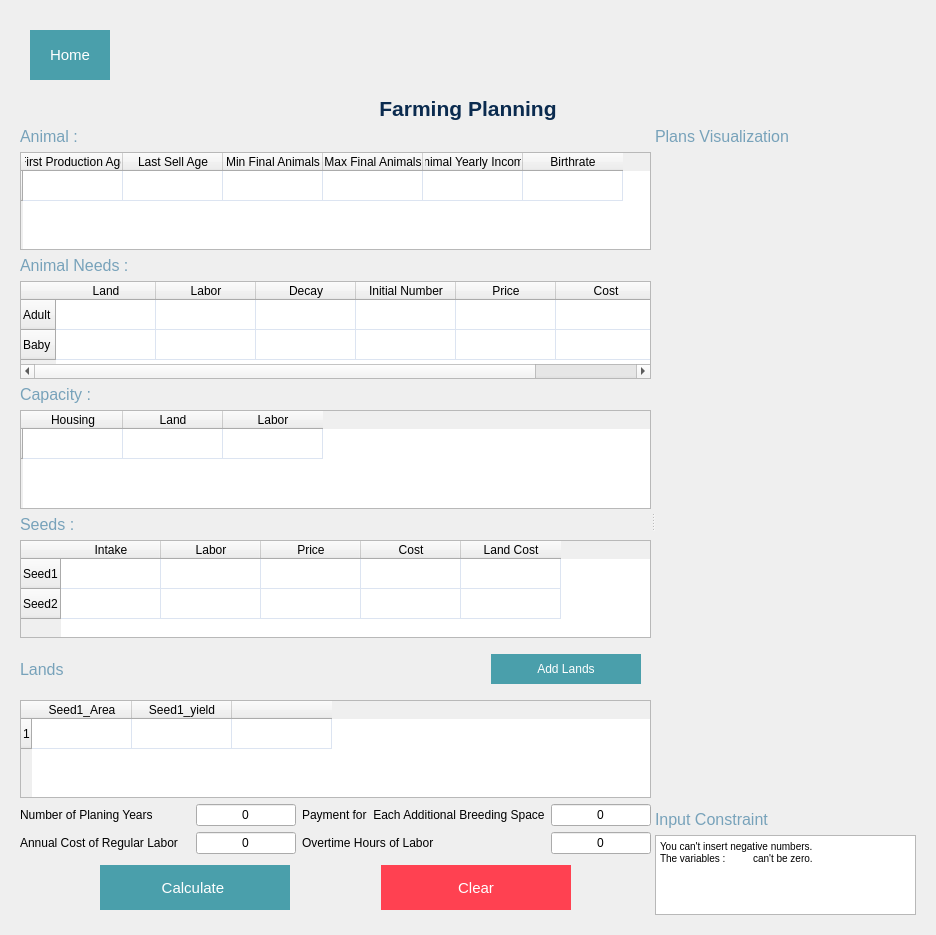
Old version of the form layout2.ui in the repository AziizBg/RO_Project.
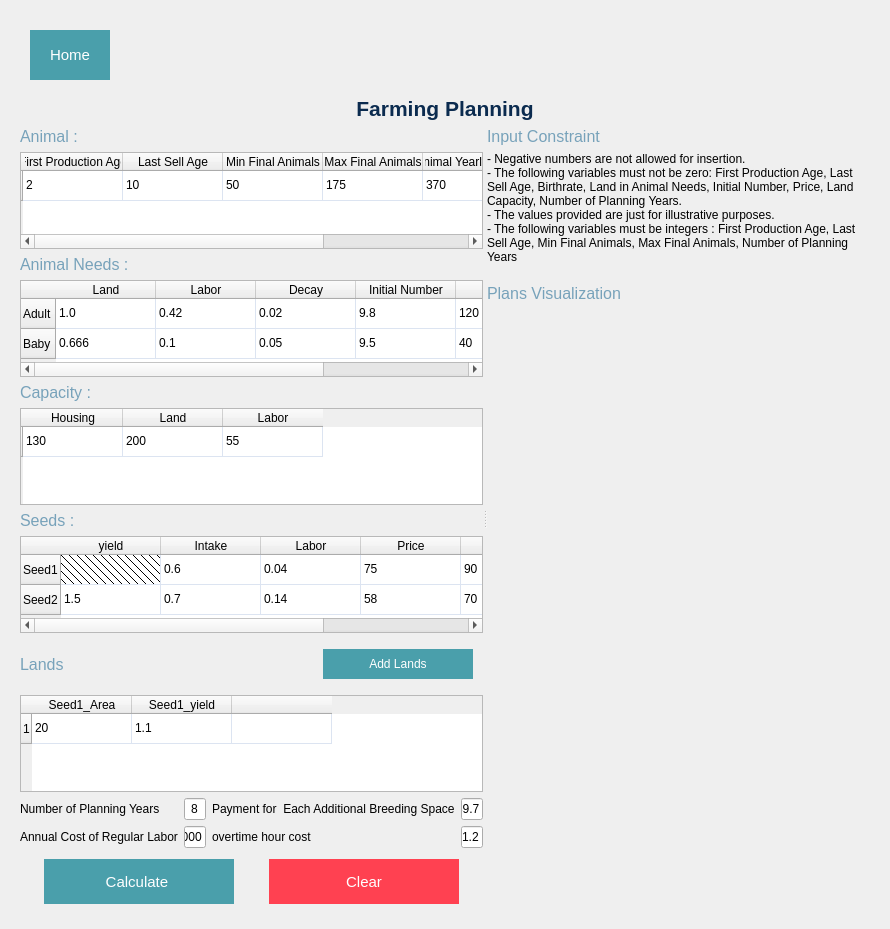
New version of the form.

The edit to the form file:
```diff
--- a/layout2.ui
+++ b/layout2.ui
@@ -6,8 +6,8 @@
    <rect>
     <x>0</x>
     <y>0</y>
-    <width>936</width>
-    <height>935</height>
+    <width>890</width>
+    <height>929</height>
    </rect>
   </property>
   <property name="windowTitle">
@@ -160,6 +160,36 @@
             <string>Birthrate</string>
            </property>
           </column>
+          <item row="0" column="0">
+           <property name="text">
+            <string>2</string>
+           </property>
+          </item>
+          <item row="0" column="1">
+           <property name="text">
+            <string>10</string>
+           </property>
+          </item>
+          <item row="0" column="2">
+           <property name="text">
+            <string>50</string>
+           </property>
+          </item>
+          <item row="0" column="3">
+           <property name="text">
+            <string>175</string>
+           </property>
+          </item>
+          <item row="0" column="4">
+           <property name="text">
+            <string>370</string>
+           </property>
+          </item>
+          <item row="0" column="5">
+           <property name="text">
+            <string>1.1</string>
+           </property>
+          </item>
          </widget>
         </item>
         <item>
@@ -227,6 +257,66 @@
             <string>Cost</string>
            </property>
           </column>
+          <item row="0" column="0">
+           <property name="text">
+            <string>1.0</string>
+           </property>
+          </item>
+          <item row="0" column="1">
+           <property name="text">
+            <string>0.42</string>
+           </property>
+          </item>
+          <item row="0" column="2">
+           <property name="text">
+            <string>0.02</string>
+           </property>
+          </item>
+          <item row="0" column="3">
+           <property name="text">
+            <string>9.8</string>
+           </property>
+          </item>
+          <item row="0" column="4">
+           <property name="text">
+            <string>120</string>
+           </property>
+          </item>
+          <item row="0" column="5">
+           <property name="text">
+            <string>100</string>
+           </property>
+          </item>
+          <item row="1" column="0">
+           <property name="text">
+            <string>0.666</string>
+           </property>
+          </item>
+          <item row="1" column="1">
+           <property name="text">
+            <string>0.1</string>
+           </property>
+          </item>
+          <item row="1" column="2">
+           <property name="text">
+            <string>0.05</string>
+           </property>
+          </item>
+          <item row="1" column="3">
+           <property name="text">
+            <string>9.5</string>
+           </property>
+          </item>
+          <item row="1" column="4">
+           <property name="text">
+            <string>40</string>
+           </property>
+          </item>
+          <item row="1" column="5">
+           <property name="text">
+            <string>50</string>
+           </property>
+          </item>
          </widget>
         </item>
         <item>
@@ -274,6 +364,21 @@
             <string>Labor</string>
            </property>
           </column>
+          <item row="0" column="0">
+           <property name="text">
+            <string>130</string>
+           </property>
+          </item>
+          <item row="0" column="1">
+           <property name="text">
+            <string>200</string>
+           </property>
+          </item>
+          <item row="0" column="2">
+           <property name="text">
+            <string>55</string>
+           </property>
+          </item>
          </widget>
         </item>
         <item>
@@ -311,6 +416,11 @@
             <string>Seed2</string>
            </property>
           </row>
+          <column>
+           <property name="text">
+            <string>yield</string>
+           </property>
+          </column>
           <column>
            <property name="text">
             <string>Intake</string>
@@ -336,6 +446,78 @@
             <string>Land Cost</string>
            </property>
           </column>
+          <item row="0" column="0">
+           <property name="text">
+            <string/>
+           </property>
+           <property name="background">
+            <brush brushstyle="FDiagPattern">
+             <color alpha="255">
+              <red>0</red>
+              <green>0</green>
+              <blue>0</blue>
+             </color>
+            </brush>
+           </property>
+           <property name="flags">
+            <set>ItemIsSelectable|ItemIsDragEnabled|ItemIsUserCheckable</set>
+           </property>
+          </item>
+          <item row="0" column="1">
+           <property name="text">
+            <string>0.6</string>
+           </property>
+          </item>
+          <item row="0" column="2">
+           <property name="text">
+            <string>0.04</string>
+           </property>
+          </item>
+          <item row="0" column="3">
+           <property name="text">
+            <string>75</string>
+           </property>
+          </item>
+          <item row="0" column="4">
+           <property name="text">
+            <string>90</string>
+           </property>
+          </item>
+          <item row="0" column="5">
+           <property name="text">
+            <string>15</string>
+           </property>
+          </item>
+          <item row="1" column="0">
+           <property name="text">
+            <string>1.5</string>
+           </property>
+          </item>
+          <item row="1" column="1">
+           <property name="text">
+            <string>0.7</string>
+           </property>
+          </item>
+          <item row="1" column="2">
+           <property name="text">
+            <string>0.14</string>
+           </property>
+          </item>
+          <item row="1" column="3">
+           <property name="text">
+            <string>58</string>
+           </property>
+          </item>
+          <item row="1" column="4">
+           <property name="text">
+            <string>70</string>
+           </property>
+          </item>
+          <item row="1" column="5">
+           <property name="text">
+            <string>10</string>
+           </property>
+          </item>
          </widget>
         </item>
         <item>
@@ -423,6 +605,24 @@
             <string/>
            </property>
           </column>
+          <item row="0" column="0">
+           <property name="text">
+            <string>20</string>
+           </property>
+          </item>
+          <item row="0" column="1">
+           <property name="text">
+            <string>1.1</string>
+           </property>
+          </item>
+          <item row="0" column="2">
+           <property name="text">
+            <string/>
+           </property>
+           <property name="flags">
+            <set>ItemIsSelectable|ItemIsDragEnabled|ItemIsUserCheckable</set>
+           </property>
+          </item>
          </widget>
         </item>
         <item>
@@ -437,7 +637,7 @@
           <item row="0" column="0">
            <widget class="QLabel" name="label">
             <property name="text">
-             <string>Number of Planing Years</string>
+             <string>Number of Planning Years</string>
             </property>
            </widget>
           </item>
@@ -450,7 +650,7 @@
              </size>
             </property>
             <property name="text">
-             <string>0</string>
+             <string>39.7</string>
             </property>
             <property name="alignment">
              <set>Qt::AlignCenter</set>
@@ -466,7 +666,7 @@
              </size>
             </property>
             <property name="text">
-             <string>0</string>
+             <string>1.2</string>
             </property>
             <property name="alignment">
              <set>Qt::AlignCenter</set>
@@ -476,7 +676,7 @@
           <item row="2" column="2">
            <widget class="QLabel" name="label_4">
             <property name="text">
-             <string>Overtime Hours of Labor</string>
+             <string>overtime hour cost</string>
             </property>
            </widget>
           </item>
@@ -489,7 +689,7 @@
              </size>
             </property>
             <property name="text">
-             <string>0</string>
+             <string>4000</string>
             </property>
             <property name="alignment">
              <set>Qt::AlignCenter</set>
@@ -515,7 +715,7 @@
              </size>
             </property>
             <property name="text">
-             <string>0</string>
+             <string>8</string>
             </property>
             <property name="alignment">
              <set>Qt::AlignCenter</set>
@@ -606,6 +806,39 @@
        <layout class="QVBoxLayout" name="right_layout">
         <item>
          <layout class="QVBoxLayout" name="verticalLayout_2">
+          <item>
+           <widget class="QLabel" name="input_constraint_2">
+            <property name="font">
+             <font>
+              <pointsize>12</pointsize>
+             </font>
+            </property>
+            <property name="styleSheet">
+             <string notr="true">
+                                                        QLabel {
+                                                        color: #77a2ba;
+                                                        }
+                                                    </string>
+            </property>
+            <property name="text">
+             <string>Input Constraint</string>
+            </property>
+           </widget>
+          </item>
+          <item>
+           <widget class="QLabel" name="label_5">
+            <property name="text">
+             <string>- Negative numbers are not allowed for insertion.
+- The following variables must not be zero: First Production Age, Last Sell Age, Birthrate, Land in Animal Needs, Initial Number, Price, Land Capacity, Number of Planning Years.
+- The values provided are just for illustrative purposes.
+- The following variables must be integers : First Production Age, Last Sell Age, Min Final Animals, Max Final Animals, Number of Planning Years
+</string>
+            </property>
+            <property name="wordWrap">
+             <bool>true</bool>
+            </property>
+           </widget>
+          </item>
           <item>
            <widget class="QLabel" name="graph_title">
             <property name="font">
@@ -625,65 +858,22 @@
             </property>
            </widget>
           </item>
+          <item>
+           <spacer name="verticalSpacer">
+            <property name="orientation">
+             <enum>Qt::Vertical</enum>
+            </property>
+            <property name="sizeHint" stdset="0">
+             <size>
+              <width>20</width>
+              <height>40</height>
+             </size>
+            </property>
+           </spacer>
+          </item>
           <item>
            <layout class="QVBoxLayout" name="plan_display"/>
           </item>
-          <item>
-           <layout class="QVBoxLayout" name="verticalLayout_3">
-            <item>
-             <spacer name="verticalSpacer">
-              <property name="orientation">
-               <enum>Qt::Vertical</enum>
-              </property>
-              <property name="sizeHint" stdset="0">
-               <size>
-                <width>20</width>
-                <height>40</height>
-               </size>
-              </property>
-             </spacer>
-            </item>
-            <item>
-             <widget class="QLabel" name="input_constraint_2">
-              <property name="font">
-               <font>
-                <pointsize>12</pointsize>
-               </font>
-              </property>
-              <property name="styleSheet">
-               <string notr="true">
-                                                        QLabel {
-                                                        color: #77a2ba;
-                                                        }
-                                                    </string>
-              </property>
-              <property name="text">
-               <string>Input Constraint</string>
-              </property>
-             </widget>
-            </item>
-            <item>
-             <widget class="QTextEdit" name="textEdit">
-              <property name="maximumSize">
-               <size>
-                <width>16777215</width>
-                <height>80</height>
-               </size>
-              </property>
-              <property name="readOnly">
-               <bool>true</bool>
-              </property>
-              <property name="html">
-               <string>&lt;!DOCTYPE HTML PUBLIC &quot;-//W3C//DTD HTML 4.0//EN&quot; &quot;http://www.w3.org/TR/REC-html40/strict.dtd&quot;&gt;
-&lt;html&gt;&lt;head&gt;&lt;meta name=&quot;qrichtext&quot; content=&quot;1&quot; /&gt;&lt;style type=&quot;text/css&quot;&gt;
-p, li { white-space: pre-wrap; }
-&lt;/style&gt;&lt;/head&gt;&lt;body style=&quot; font-family:'MS Shell Dlg 2'; font-size:7.8pt; font-weight:400; font-style:normal;&quot;&gt;
-&lt;p style=&quot; margin-top:0px; margin-bottom:0px; margin-left:0px; margin-right:0px; -qt-block-indent:0; text-indent:0px;&quot;&gt;You can't insert negative numbers.&lt;br /&gt;The variables :          can't be zero.&lt;/p&gt;&lt;/body&gt;&lt;/html&gt;</string>
-              </property>
-             </widget>
-            </item>
-           </layout>
-          </item>
          </layout>
         </item>
        </layout>
```
Left out of the diff: 2 changed lines with no effect on the pictures.
